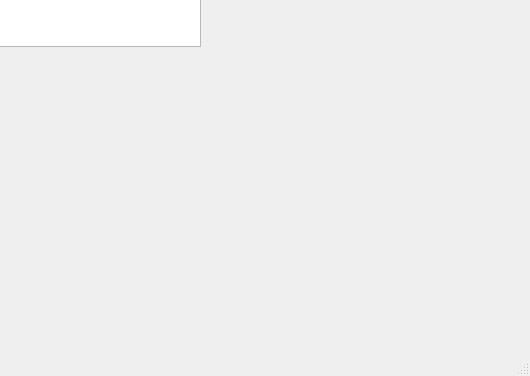
The window that bankingSystem/CustomerDashboard.ui (mehdi0-0s/Banking) describes before a commit, drawn with Qt 5; both pictures show x 270 to 800 and y 224 to 600 of the 800 by 600 pixel window.
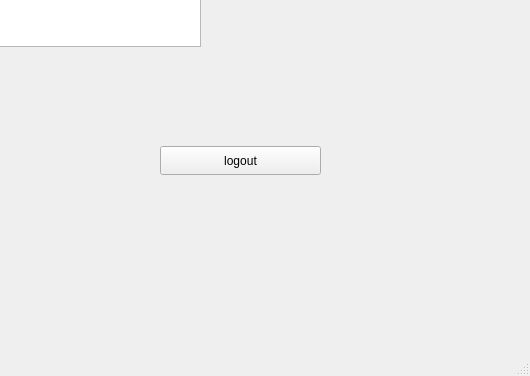
The same window after the commit.

Commit message: (customer): Implement card transfer and logout features

The edit to the form file:
```diff
--- a/bankingSystem/CustomerDashboard.ui
+++ b/bankingSystem/CustomerDashboard.ui
@@ -50,6 +50,19 @@
      <string>transfer</string>
     </property>
    </widget>
+   <widget class="QPushButton" name="logout_pushButton">
+    <property name="geometry">
+     <rect>
+      <x>430</x>
+      <y>370</y>
+      <width>161</width>
+      <height>29</height>
+     </rect>
+    </property>
+    <property name="text">
+     <string>logout</string>
+    </property>
+   </widget>
   </widget>
   <widget class="QMenuBar" name="menubar">
    <property name="geometry">
```
The commit also changes 9 other files.
